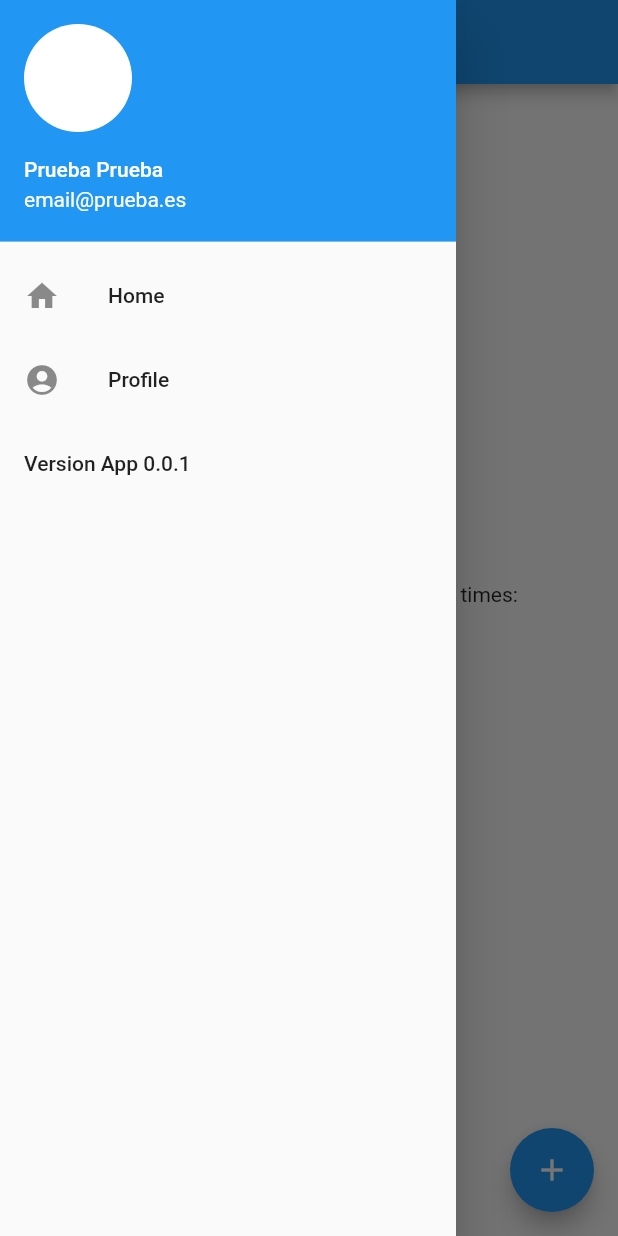
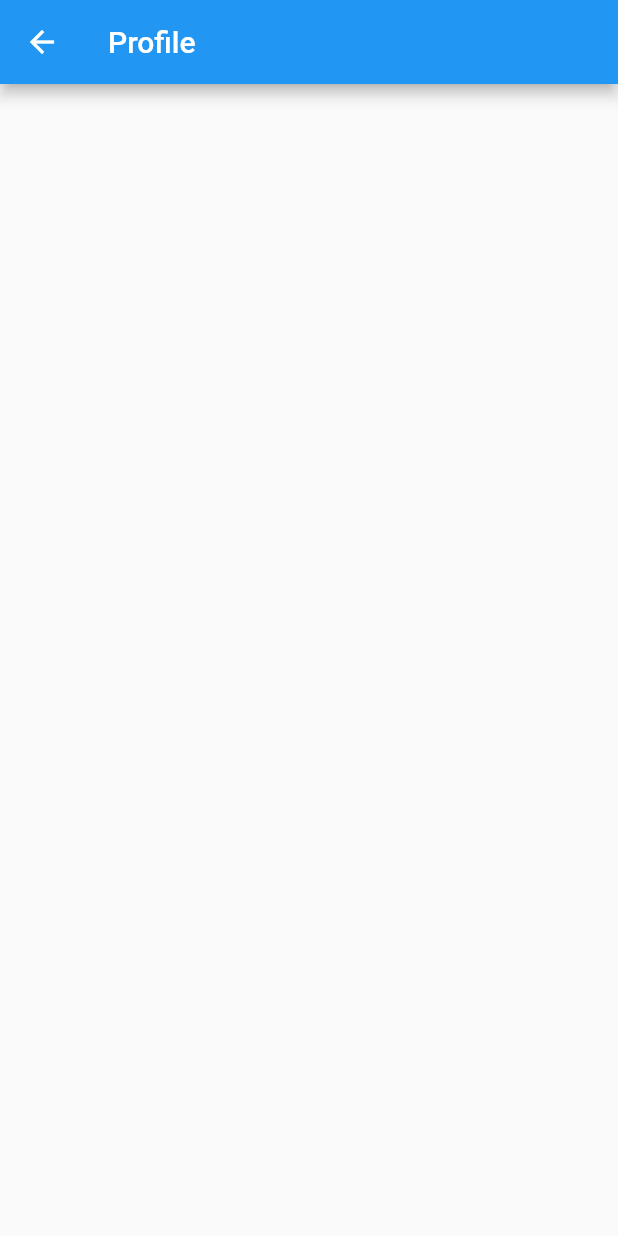
Before and after one commit to marti1999/RFID-bus, a Flutter app: the screen it shows after launch, in the side drawer, after a tap on "Profile", on a phone screen of 412 x 824 dp. Run offline on Flutter 3.47's test engine with Material 2 defaults, Android fonts, the phone set to English and light mode, and no system bars; our stand-ins replace google_maps_flutter.

Commit message:
profile view

```diff
--- a/rfid_hackaton/lib/main.dart
+++ b/rfid_hackaton/lib/main.dart
@@ -1,5 +1,6 @@
 import 'package:flutter/material.dart';
 import 'package:rfid_hackaton/views/map_view.dart';
+import 'package:rfid_hackaton/views/profile_view.dart';
 
 void main() {
   runApp(const MyApp());
@@ -142,7 +143,12 @@
               ListTile(
                 title: Text("Profile"),
                 leading: Icon(Icons.account_circle),
-                onTap: (){},
+                onTap: (){
+                  Navigator.push(
+                    context,
+                    MaterialPageRoute(builder: (context) => const profileView(),),
+                  );
+                },
               ),
               ListTile(
                 title: Text("Version App 0.0.1"),
--- /dev/null
+++ b/rfid_hackaton/lib/views/profile_view.dart
@@ -0,0 +1,28 @@
+import 'dart:async';
+
+import 'package:flutter/material.dart';
+
+class profileView extends StatelessWidget {
+  const profileView({Key? key}) : super(key: key);
+
+  // This widget is the home page of your application. It is stateful, meaning
+  // that it has a State object (defined below) that contains fields that affect
+  // how it looks.
+
+  // This class is the configuration for the state. It holds the values (in this
+  // case the title) provided by the parent (in this case the App widget) and
+  // used by the build method of the State. Fields in a Widget subclass are
+  // always marked "final".
+
+  @override
+  Widget build(BuildContext context) {
+    return Scaffold(
+      appBar: AppBar(
+        title: const Text('Profile'),
+      ),
+      body: Center(
+
+      ),
+    );
+  }
+}
```
